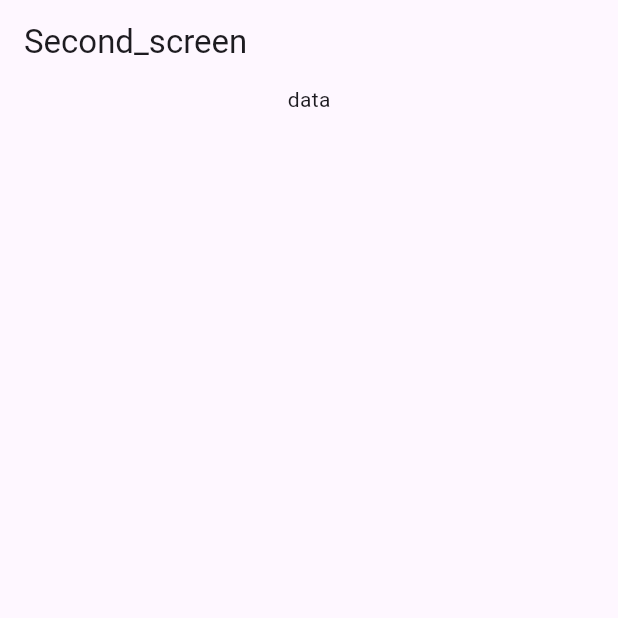
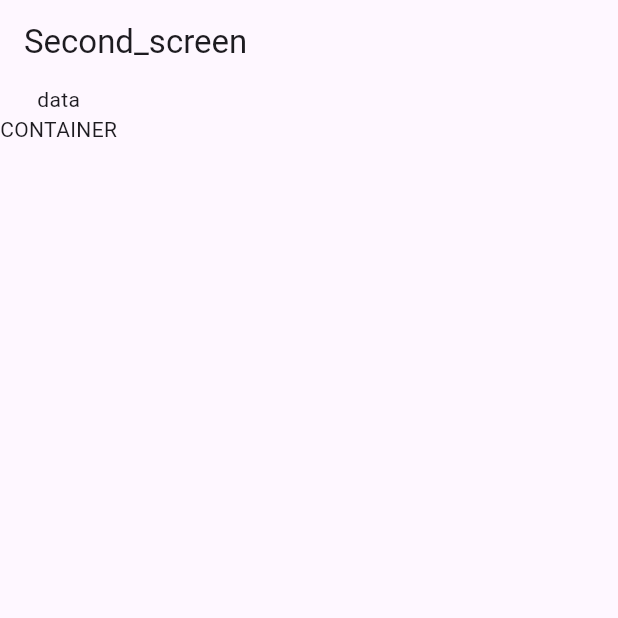
Before and after one commit to Hikmatullohprogramist/git_test, a Flutter app: the screen it shows after launch, on a phone screen of 412 x 824 dp, the top half of it. Run offline on Flutter 3.47's test engine with Material 2 defaults, Android fonts, the phone set to English and light mode, and no system bars.

Commit message:
CONtainerga child qoshdim

```diff
--- a/lib/second_screen.dart
+++ b/lib/second_screen.dart
@@ -14,7 +14,9 @@ class _Second_ScreenState extends State<Second_Screen> {
       appBar: AppBar(title: Text("Second_screen")),
       body: Column(children: [
         Text("data"),
-        Container(),
+        Container(
+          child: Text("CONTAINER"),
+        ),
       ]),
     );
   }
```
